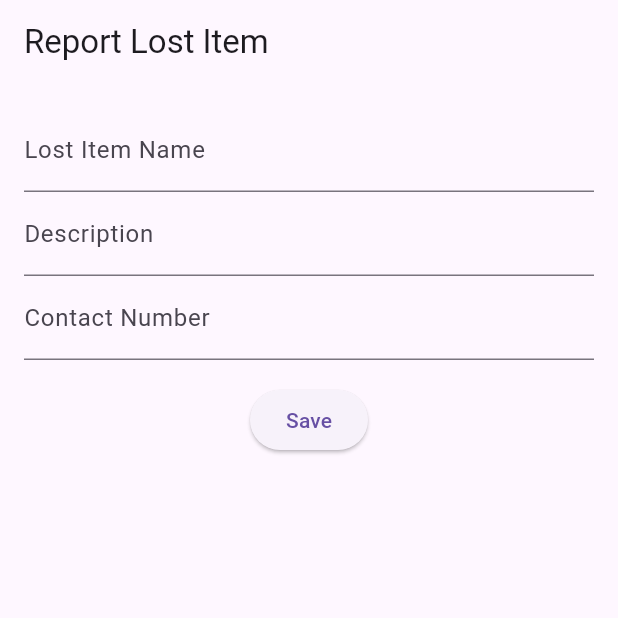
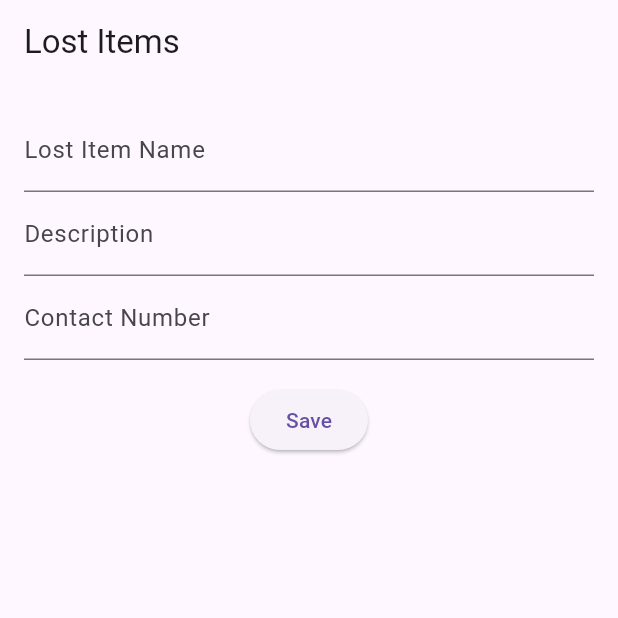
Before and after one commit to nimeshkk/Android_App, a Flutter app: the screen it shows after launch, after a tap on "Save", on a phone screen of 412 x 824 dp, the top half of it. Run offline on Flutter 3.47's test engine with Material 2 defaults, Android fonts, the phone set to English and light mode, and no system bars; our stand-ins replace another_carousel_pro, carousel_slider, cloud_firestore, device_preview, firebase_auth, firebase_core and 1 more; missing offline and left inert: dart:html, flutter_dismissible_tile; accounts and stored records are empty.

Commit message:
add some files and code

```diff
--- /dev/null
+++ b/lib/pages/lostfound_items/ChangeNotifier.dart
@@ -0,0 +1,13 @@
+import 'package:flutter/material.dart';
+import 'package:campus_connect_app/pages/lostfound_items/lost_item_model.dart';
+
+class LostItemModel extends ChangeNotifier {
+  List<LostItem> _lostItems = [];
+
+  List<LostItem> get lostItems => _lostItems;
+
+  void addLostItem(LostItem item) {
+    _lostItems.add(item);
+    notifyListeners();
+  }
+}
--- /dev/null
+++ b/lib/pages/lostfound_items/lost_item_model.dart
@@ -0,0 +1,24 @@
+import 'package:flutter/foundation.dart';
+
+class LostItemModel with ChangeNotifier {
+  List<LostItem> _lostItems = [];
+
+  List<LostItem> get lostItems => _lostItems;
+
+  void addLostItem(LostItem item) {
+    _lostItems.add(item);
+    notifyListeners();
+  }
+}
+
+class LostItem {
+  final String itemName;
+  final String description;
+  final String contactNumber;
+
+  LostItem({
+    required this.itemName,
+    required this.description,
+    required this.contactNumber,
+  });
+}
--- a/lib/pages/lostfound_items/lostandfound.dart
+++ b/lib/pages/lostfound_items/lostandfound.dart
@@ -1,5 +1,5 @@
 import 'package:flutter/material.dart';
-import 'lostitem_input.dart';
+//import 'lostitem_input.dart';
 import 'lostitem_display.dart';
 
 class lostandfound extends StatelessWidget {
@@ -11,7 +11,7 @@ class lostandfound extends StatelessWidget {
         primarySwatch: Colors.blue,
       ),
       routes: {
-        '/': (ctx) => LostItemInputScreen(),
+        //  '/': (ctx) => LostItemInputScreen(),
         '/display': (ctx) =>
             LostItemDisplayScreen([]), // Pass your lost items data here
       },
--- a/lib/pages/lostfound_items/lostitem_display.dart
+++ b/lib/pages/lostfound_items/lostitem_display.dart
@@ -1,4 +1,7 @@
 import 'package:flutter/material.dart';
+import 'lostitem_input.dart'; // Import the lostitem_input.dart file
+import 'package:provider/provider.dart';
+import 'package:campus_connect_app/pages/lostfound_items/lost_item_model.dart'; // Adjust the import path based on your project structure
 
 class LostItemDisplayScreen extends StatelessWidget {
   final List<Map<String, String>> lostItems; // Replace with actual data model
@@ -7,6 +10,7 @@ class LostItemDisplayScreen extends StatelessWidget {
 
   @override
   Widget build(BuildContext context) {
+    final lostItems = Provider.of<LostItemModel>(context).lostItems;
     return Scaffold(
       appBar: AppBar(
         title: Text('Lost Items'),
@@ -14,9 +18,10 @@ class LostItemDisplayScreen extends StatelessWidget {
       body: ListView.builder(
         itemCount: lostItems.length,
         itemBuilder: (ctx, index) {
+          final item = lostItems[index];
           return ListTile(
-            // title: Text(lostItems[index]['itemName']),
-            //  subtitle: Text(lostItems[index]['contactNumber']),
+            title: Text(item.itemName),
+            subtitle: Text(item.contactNumber),
             trailing: IconButton(
               icon: Icon(Icons.delete),
               onPressed: () {
@@ -26,6 +31,18 @@ class LostItemDisplayScreen extends StatelessWidget {
           );
         },
       ),
+      floatingActionButton: FloatingActionButton(
+        onPressed: () {
+          // Navigate to the LostItemInputScreen
+          Navigator.push(
+            context,
+            MaterialPageRoute(
+              builder: (context) => LostItemInputScreen(),
+            ),
+          );
+        },
+        child: Icon(Icons.add),
+      ),
     );
   }
 }
--- a/lib/pages/lostfound_items/lostitem_input.dart
+++ b/lib/pages/lostfound_items/lostitem_input.dart
@@ -1,4 +1,7 @@
 import 'package:flutter/material.dart';
+import 'package:provider/provider.dart';
+import 'package:campus_connect_app/pages/lostfound_items/lost_item_model.dart';
+// Import the lostitem_input.dart file
 
 class LostItemInputScreen extends StatefulWidget {
   @override
@@ -11,19 +14,33 @@ class _LostItemInputScreenState extends State<LostItemInputScreen> {
   TextEditingController contactNumberController = TextEditingController();
 
   // Function to handle saving the lost item to the database
-  void saveLostItem() {
-    // Implement database save logic here
-    // You would typically use a database package (e.g., Firebase Firestore)
+  void saveLostItem(BuildContext context) {
+    final model = Provider.of<LostItemModel>(context, listen: false);
+    final itemName = itemNameController.text;
+    final description = descriptionController.text;
+    final contactNumber = contactNumberController.text;
+
+    final newItem = LostItem(
+      itemName: itemName,
+      description: description,
+      contactNumber: contactNumber,
+    );
+
+    model.addLostItem(newItem);
+
+    // Navigate to the display screen after saving
+    Navigator.pushNamed(context, '/display');
   }
 
   @override
   Widget build(BuildContext context) {
     return Scaffold(
       appBar: AppBar(
-        title: Text('Report Lost Item'),
+        title: Text('Lost Items'),
       ),
+      //
       body: Padding(
-        padding: EdgeInsets.all(16.0),
+        padding: const EdgeInsets.all(16.0),
         child: Column(
           children: [
             TextField(
@@ -42,9 +59,7 @@ class _LostItemInputScreenState extends State<LostItemInputScreen> {
             SizedBox(height: 16.0),
             ElevatedButton(
               onPressed: () {
-                saveLostItem();
-                // Navigate to the display screen after saving
-                Navigator.pushNamed(context, '/display');
+                saveLostItem(context);
               },
               child: Text('Save'),
             ),
--- a/lib/pages/main.dart
+++ b/lib/pages/main.dart
@@ -1,6 +1,9 @@
-import 'package:campus_connect_app/pages/lost&found/lost.dart';
+//import 'package:campus_connect_app/pages/lost&found/lost.dart';
 import 'package:campus_connect_app/pages/lostfound_items/lostitem_input.dart';
-import 'package:campus_connect_app/pages/welcome_page.dart';
+import 'package:campus_connect_app/pages/lostfound_items/lost_item_model.dart';
+import 'package:provider/provider.dart';
+
+//import 'package:campus_connect_app/pages/welcome_page.dart';
 import 'package:flutter/material.dart';
 import 'package:device_preview/device_preview.dart';
 //import 'package:campus_connect_app/pages/login/login_screen.dart';
@@ -22,7 +25,10 @@ void main() async {
 
   runApp(
     DevicePreview(
-      builder: (context) => MyApp(), // Wrap your app
+      builder: (context) => ChangeNotifierProvider(
+        create: (context) => LostItemModel(),
+        child: MyApp(),
+      ),
     ),
   );
 }
```
